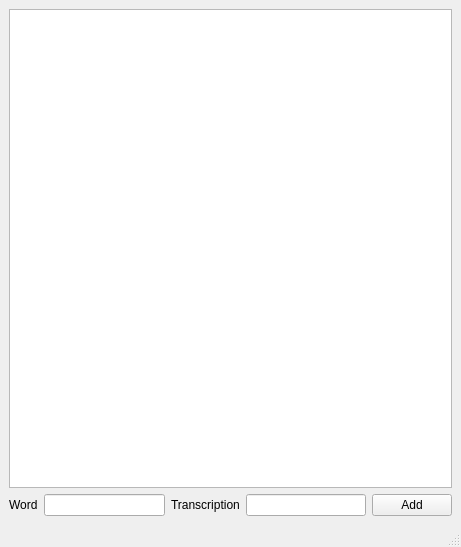
Above: mainwindow.ui from SVlad19/Vocabulary_Reminder before the change. Below: the same form after it.
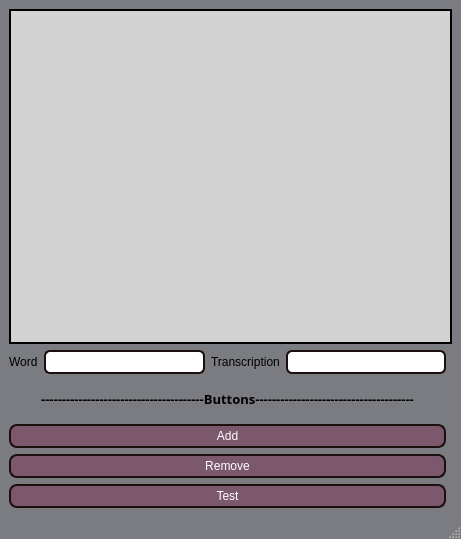
That is the form after the change.

Commit message: Add new Form and new Button

```diff
--- a/mainwindow.ui
+++ b/mainwindow.ui
@@ -7,29 +7,181 @@
     <x>0</x>
     <y>0</y>
     <width>461</width>
-    <height>547</height>
+    <height>539</height>
    </rect>
   </property>
   <property name="windowTitle">
    <string>MainWindow</string>
   </property>
+  <property name="styleSheet">
+   <string notr="true">QMainWindow {
+	background-color: #7B7C81;
+}
+
+</string>
+  </property>
   <widget class="QWidget" name="centralwidget">
    <layout class="QGridLayout" name="gridLayout">
+    <item row="3" column="0" colspan="4">
+     <widget class="QLabel" name="label">
+      <property name="font">
+       <font>
+        <family>Yu Gothic UI Semibold</family>
+        <pointsize>10</pointsize>
+        <italic>false</italic>
+        <bold>true</bold>
+        <underline>false</underline>
+        <strikeout>false</strikeout>
+       </font>
+      </property>
+      <property name="text">
+       <string>---------------------------------------Buttons--------------------------------------</string>
+      </property>
+      <property name="alignment">
+       <set>Qt::AlignCenter</set>
+      </property>
+     </widget>
+    </item>
+    <item row="7" column="0" colspan="4">
+     <widget class="QPushButton" name="btnRemove">
+      <property name="styleSheet">
+       <string notr="true">QPushButton {
+   background-color: #7B586B; 
+   color: white; 
+   border: 2px solid #1D0F0F; 
+   border-radius: 8px; 
+   padding: 3; }
+
+QPushButton:pressed { 
+	background-color: #D4DBE2;
+ }</string>
+      </property>
+      <property name="text">
+       <string>Remove</string>
+      </property>
+     </widget>
+    </item>
+    <item row="0" column="0" colspan="5">
+     <widget class="QTableView" name="tvDataBase">
+      <property name="styleSheet">
+       <string notr="true">QTableView
+ { 
+	background-color: lightgray;
+	color: black;
+	border: 2px solid black;
+ }
+
+ QTableView::item 
+{
+	height: 40px; 
+}
+
+QTableView::item:selected 
+{ 
+	background-color: blue;
+	color: white;
+}
+
+QHeaderView::section {
+	 background-color: #D4DBE2;
+ }
+
+</string>
+      </property>
+     </widget>
+    </item>
+    <item row="4" column="2">
+     <spacer name="verticalSpacer">
+      <property name="orientation">
+       <enum>Qt::Vertical</enum>
+      </property>
+      <property name="sizeType">
+       <enum>QSizePolicy::Fixed</enum>
+      </property>
+      <property name="sizeHint" stdset="0">
+       <size>
+        <width>20</width>
+        <height>10</height>
+       </size>
+      </property>
+     </spacer>
+    </item>
     <item row="1" column="1">
-     <widget class="QLineEdit" name="leWord"/>
+     <widget class="QLineEdit" name="leWord">
+      <property name="styleSheet">
+       <string notr="true">QLineEdit {
+   background-color: white;
+   color: black; 
+   border: 2px solid #1D0F0F; 
+   border-radius: 6px; 
+   padding: 2; 
+}
+
+</string>
+      </property>
+     </widget>
     </item>
-    <item row="1" column="4">
+    <item row="6" column="0" colspan="4">
      <widget class="QPushButton" name="btnAdd">
+      <property name="enabled">
+       <bool>true</bool>
+      </property>
+      <property name="styleSheet">
+       <string notr="true">QPushButton {
+   background-color: #7B586B; 
+   color: white; 
+   border: 2px solid #1D0F0F; 
+   border-radius: 8px; 
+   padding: 3; }
+
+QPushButton:pressed { 
+	background-color: #D4DBE2;
+ }</string>
+      </property>
       <property name="text">
        <string>Add</string>
       </property>
      </widget>
     </item>
     <item row="1" column="3">
-     <widget class="QLineEdit" name="leTranscription"/>
+     <widget class="QLineEdit" name="leTranscription">
+      <property name="styleSheet">
+       <string notr="true">QLineEdit {
+   background-color: white;
+   color: black; 
+   border: 2px solid #1D0F0F; 
+   border-radius: 6px; 
+   padding: 2; 
+}
+
+</string>
+      </property>
+     </widget>
+    </item>
+    <item row="2" column="2">
+     <spacer name="verticalSpacer_2">
+      <property name="orientation">
+       <enum>Qt::Vertical</enum>
+      </property>
+      <property name="sizeType">
+       <enum>QSizePolicy::Fixed</enum>
+      </property>
+      <property name="sizeHint" stdset="0">
+       <size>
+        <width>20</width>
+        <height>10</height>
+       </size>
+      </property>
+     </spacer>
     </item>
     <item row="1" column="0">
      <widget class="QLabel" name="lWord">
+      <property name="sizePolicy">
+       <sizepolicy hsizetype="Maximum" vsizetype="Preferred">
+        <horstretch>0</horstretch>
+        <verstretch>0</verstretch>
+       </sizepolicy>
+      </property>
       <property name="text">
        <string>Word</string>
       </property>
@@ -37,13 +189,35 @@
     </item>
     <item row="1" column="2">
      <widget class="QLabel" name="lTranscription">
+      <property name="sizePolicy">
+       <sizepolicy hsizetype="Maximum" vsizetype="Preferred">
+        <horstretch>0</horstretch>
+        <verstretch>0</verstretch>
+       </sizepolicy>
+      </property>
       <property name="text">
        <string>Transcription</string>
       </property>
      </widget>
     </item>
-    <item row="0" column="0" colspan="5">
-     <widget class="QTableView" name="tvDataBase"/>
+    <item row="8" column="0" colspan="4">
+     <widget class="QPushButton" name="pushButton">
+      <property name="styleSheet">
+       <string notr="true">QPushButton {
+   background-color: #7B586B; 
+   color: white; 
+   border: 2px solid #1D0F0F; 
+   border-radius: 8px; 
+   padding: 3; }
+
+QPushButton:pressed { 
+	background-color: #D4DBE2;
+ }</string>
+      </property>
+      <property name="text">
+       <string>Test</string>
+      </property>
+     </widget>
     </item>
    </layout>
   </widget>
```
The commit also changes 8 other files.
